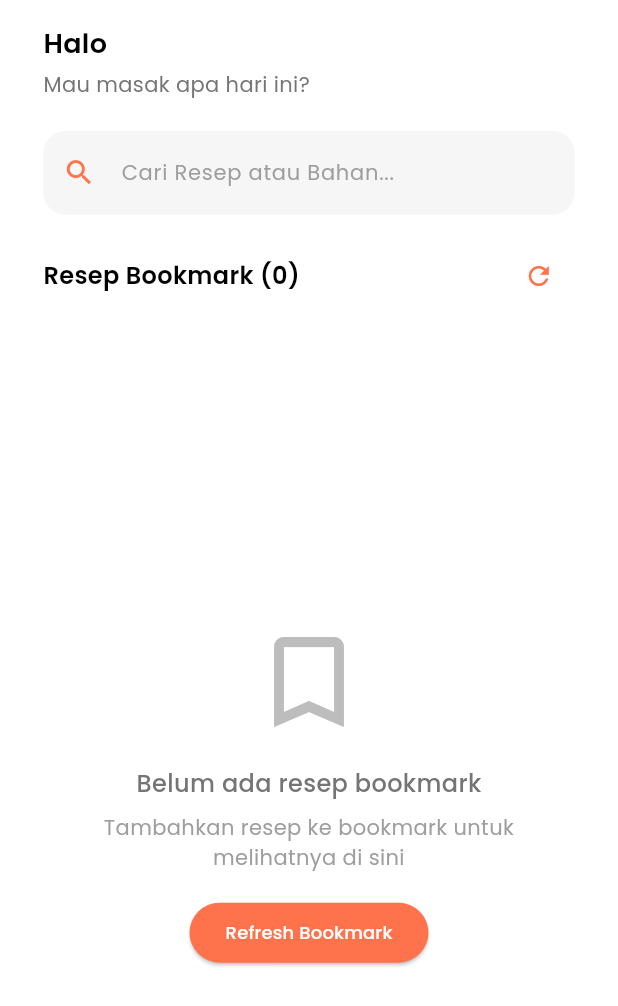
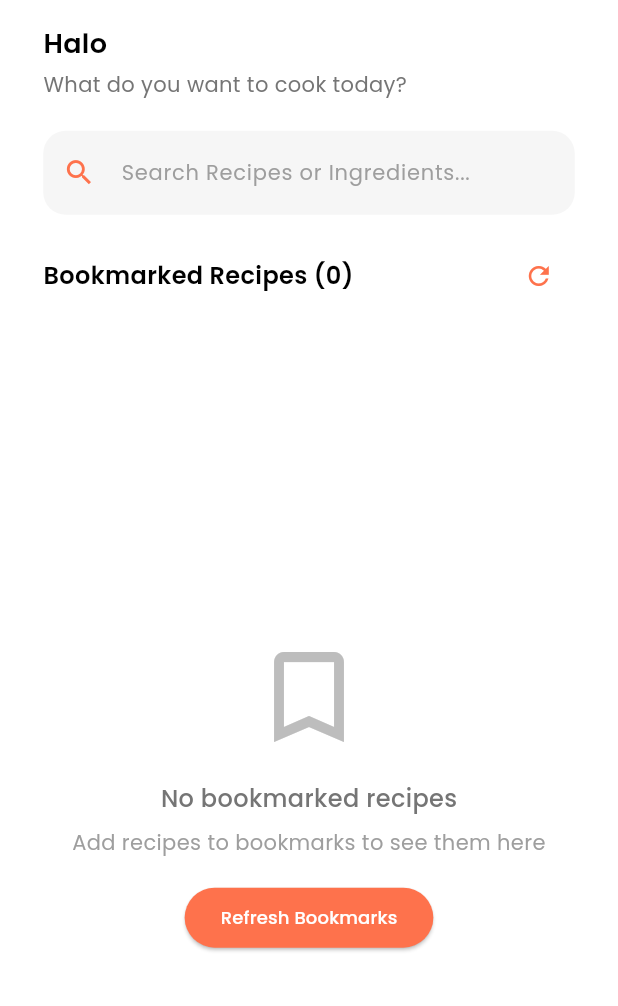
Before and after one commit to Resep-in/resepin-app, a Flutter app: the HomePage screen opened directly, on a phone screen of 412 x 824 dp. Shown: the top 1006 px of the screen. Run offline on Flutter 3.47's test engine with Material 3 defaults, Android fonts, the phone set to English and light mode, and no system bars; our stand-ins replace get, google_fonts, image_picker, persistent_bottom_nav_bar_v2, shared_preferences; accounts and stored records are empty.

Commit message:
feat(home): eng

```diff
--- a/lib/pages/home_page.dart
+++ b/lib/pages/home_page.dart
@@ -83,7 +83,7 @@ class _HomePageState extends State<HomePage> {
                   ),
                   SizedBox(height: height * 0.005),
                   Text(
-                    "Mau masak apa hari ini?",
+                    "What do you want to cook today?",
                     style: GoogleFonts.poppins(
                       fontSize: 14,
                       fontWeight: FontWeight.w400,
@@ -100,7 +100,7 @@ class _HomePageState extends State<HomePage> {
                     decoration: InputDecoration(
                       filled: true,
                       fillColor: Color(0xFFF6F6F6),
-                      hintText: "Cari Resep atau Bahan...",
+                      hintText: "Search Recipes or Ingredients...",
                       hintStyle: GoogleFonts.poppins(
                         fontSize: 14,
                         color: Colors.grey[500],
@@ -154,7 +154,7 @@ class _HomePageState extends State<HomePage> {
                               crossAxisAlignment: CrossAxisAlignment.start,
                               children: [
                                 Text(
-                                  "Hasil Pencarian",
+                                  "Search Results",
                                   style: GoogleFonts.poppins(
                                     fontSize: 16,
                                     fontWeight: FontWeight.w600,
@@ -162,7 +162,7 @@ class _HomePageState extends State<HomePage> {
                                   ),
                                 ),
                                 Text(
-                                  "${filteredBookmarks.length} dari $totalBookmarks resep",
+                                  "${filteredBookmarks.length} from $totalBookmarks recipes",
                                   style: GoogleFonts.poppins(
                                     fontSize: 12,
                                     color: Colors.grey[600],
@@ -172,7 +172,7 @@ class _HomePageState extends State<HomePage> {
                             );
                           } else {
                             return Text(
-                              "Resep Bookmark ($totalBookmarks)",
+                              "Bookmarked Recipes ($totalBookmarks)",
                               style: GoogleFonts.poppins(
                                 fontSize: 16,
                                 fontWeight: FontWeight.w600,
@@ -213,7 +213,7 @@ class _HomePageState extends State<HomePage> {
                           ),
                           SizedBox(height: 16),
                           Text(
-                            'Memuat bookmark...',
+                            'Loading bookmarks...',
                             style: GoogleFonts.poppins(
                               fontSize: 14,
                               color: Colors.grey.shade600,
@@ -238,7 +238,7 @@ class _HomePageState extends State<HomePage> {
                           ),
                           SizedBox(height: 16),
                           Text(
-                            "Belum ada resep bookmark",
+                            "No bookmarked recipes",
                             style: GoogleFonts.poppins(
                               fontSize: 16,
                               fontWeight: FontWeight.w500,
@@ -247,7 +247,7 @@ class _HomePageState extends State<HomePage> {
                           ),
                           SizedBox(height: 8),
                           Text(
-                            "Tambahkan resep ke bookmark untuk melihatnya di sini",
+                            "Add recipes to bookmarks to see them here",
                             style: GoogleFonts.poppins(
                               fontSize: 14,
                               color: Colors.grey.shade500,
@@ -258,7 +258,7 @@ class _HomePageState extends State<HomePage> {
                           ElevatedButton(
                             onPressed: () => bookmarkController.refreshBookmarks(),
                             child: Text(
-                              'Refresh Bookmark',
+                              'Refresh Bookmarks',
                               style: GoogleFonts.poppins(fontSize: 12),
                             ),
                             style: ElevatedButton.styleFrom(
@@ -283,7 +283,7 @@ class _HomePageState extends State<HomePage> {
                           ),
                           SizedBox(height: 16),
                           Text(
-                            "Tidak ada hasil",
+                            "No results found",
                             style: GoogleFonts.poppins(
                               fontSize: 16,
                               fontWeight: FontWeight.w500,
@@ -292,7 +292,7 @@ class _HomePageState extends State<HomePage> {
                           ),
                           SizedBox(height: 8),
                           Text(
-                            "Coba kata kunci lain untuk \"$_searchQuery\"",
+                            "Try another keyword for \"$_searchQuery\"",
                             style: GoogleFonts.poppins(
                               fontSize: 14,
                               color: Colors.grey.shade500,
@@ -303,7 +303,7 @@ class _HomePageState extends State<HomePage> {
                           ElevatedButton(
                             onPressed: _clearSearch,
                             child: Text(
-                              'Hapus Pencarian',
+                              'Clear Search',
                               style: GoogleFonts.poppins(fontSize: 12),
                             ),
                             style: ElevatedButton.styleFrom(
@@ -338,7 +338,7 @@ class _HomePageState extends State<HomePage> {
                               SizedBox(width: 8),
                               Expanded(
                                 child: Text(
-                                  "Menampilkan ${filteredBookmarks.length} resep untuk \"$_searchQuery\"",
+                                  "Showing ${filteredBookmarks.length} recipes for \"$_searchQuery\"",
                                   style: GoogleFonts.poppins(
                                     fontSize: 12,
                                     color: AppColors.primary,
```
